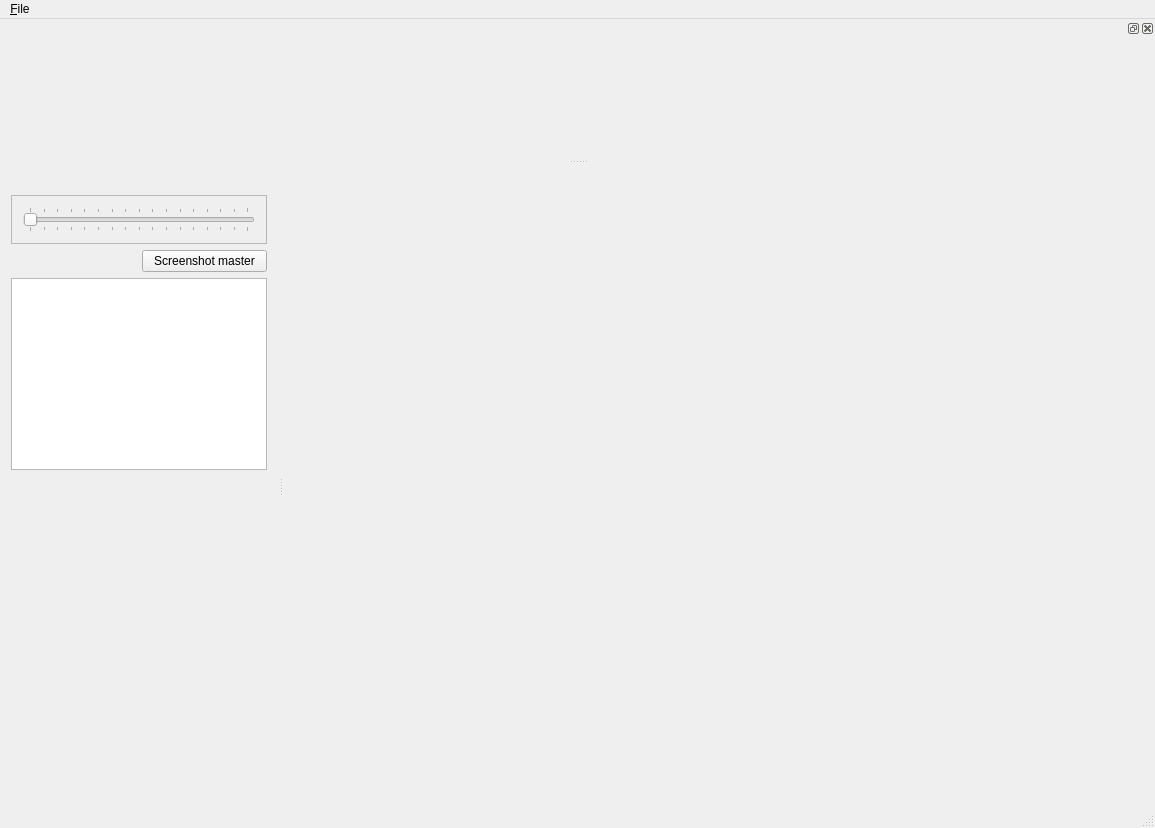
Qt form mainwindow.ui (minotor-org/minotor) before a commit.
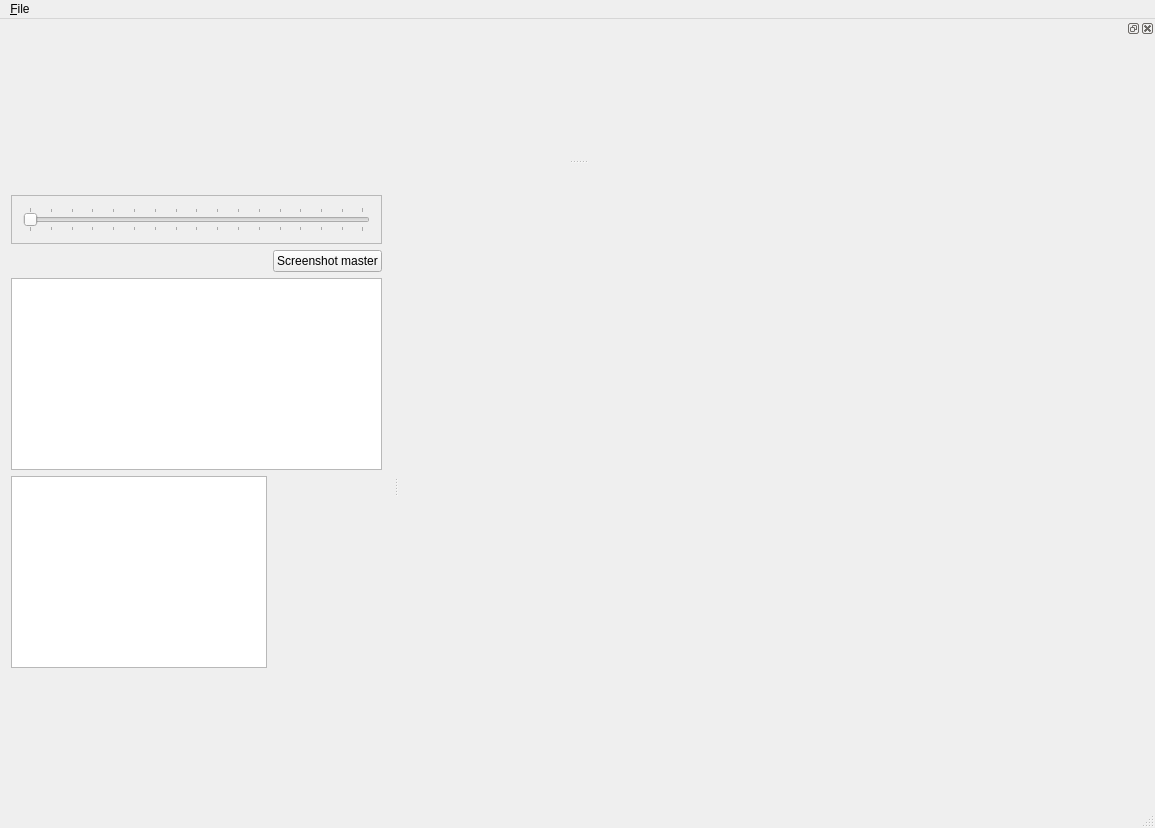
The same form after that commit.

Diff of the .ui file:
```diff
--- a/mainwindow.ui
+++ b/mainwindow.ui
@@ -47,6 +47,19 @@
      </sizepolicy>
     </property>
     <layout class="QGridLayout" name="gridLayout">
+     <item row="5" column="0">
+      <spacer name="verticalSpacer">
+       <property name="orientation">
+        <enum>Qt::Vertical</enum>
+       </property>
+       <property name="sizeHint" stdset="0">
+        <size>
+         <width>20</width>
+         <height>40</height>
+        </size>
+       </property>
+      </spacer>
+     </item>
      <item row="3" column="0" colspan="2">
       <widget class="QGraphicsView" name="gvGlobal">
        <property name="sizePolicy">
@@ -66,26 +79,6 @@
        </property>
       </widget>
      </item>
-     <item row="4" column="0">
-      <spacer name="verticalSpacer">
-       <property name="orientation">
-        <enum>Qt::Vertical</enum>
-       </property>
-       <property name="sizeHint" stdset="0">
-        <size>
-         <width>20</width>
-         <height>40</height>
-        </size>
-       </property>
-      </spacer>
-     </item>
-     <item row="1" column="1">
-      <widget class="QPushButton" name="pbShot">
-       <property name="text">
-        <string>Screenshot master</string>
-       </property>
-      </widget>
-     </item>
      <item row="0" column="0" colspan="2">
       <widget class="QFrame" name="frame">
        <property name="minimumSize">
@@ -123,6 +116,16 @@
        </layout>
       </widget>
      </item>
+     <item row="1" column="1">
+      <widget class="QPushButton" name="pbShot">
+       <property name="text">
+        <string>Screenshot master</string>
+       </property>
+      </widget>
+     </item>
+     <item row="4" column="0">
+      <widget class="QListView" name="listView"/>
+     </item>
     </layout>
    </widget>
   </widget>
```
